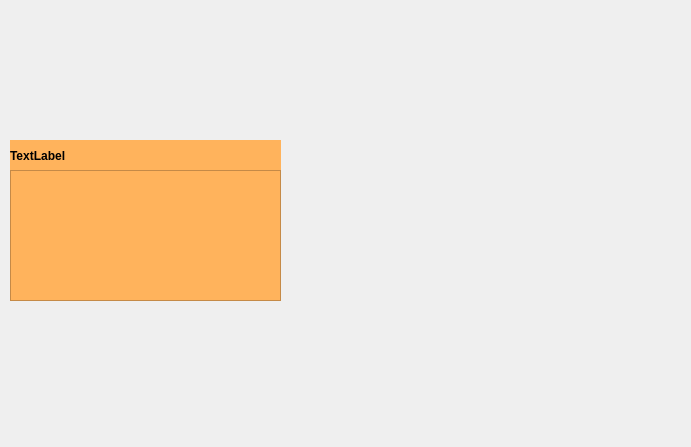
Old version of the form exercise_description.ui in the repository lebbinghaus1/Heavid.
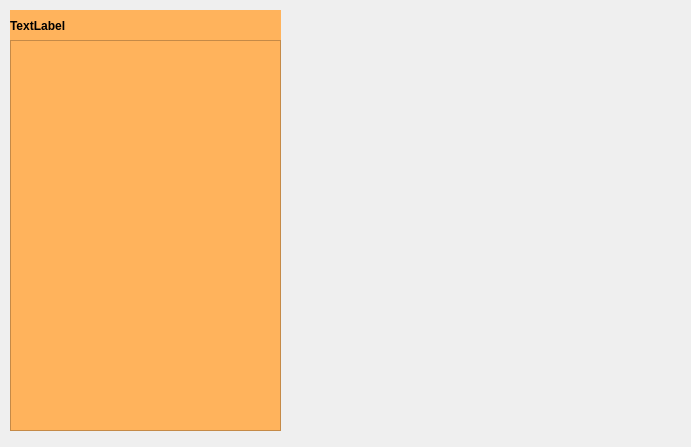
New version of the form.

The edit to the form file:
```diff
--- a/exercise_description.ui
+++ b/exercise_description.ui
@@ -17,9 +17,9 @@
    <property name="geometry">
     <rect>
      <x>10</x>
-     <y>170</y>
+     <y>40</y>
      <width>271</width>
-     <height>131</height>
+     <height>391</height>
     </rect>
    </property>
    <property name="styleSheet">
@@ -29,15 +29,15 @@
     <string>&lt;!DOCTYPE HTML PUBLIC &quot;-//W3C//DTD HTML 4.0//EN&quot; &quot;http://www.w3.org/TR/REC-html40/strict.dtd&quot;&gt;
 &lt;html&gt;&lt;head&gt;&lt;meta name=&quot;qrichtext&quot; content=&quot;1&quot; /&gt;&lt;style type=&quot;text/css&quot;&gt;
 p, li { white-space: pre-wrap; }
-&lt;/style&gt;&lt;/head&gt;&lt;body style=&quot; font-family:'.SF NS Text'; font-size:13pt; font-weight:400; font-style:normal;&quot;&gt;
-&lt;p style=&quot;-qt-paragraph-type:empty; margin-top:0px; margin-bottom:0px; margin-left:0px; margin-right:0px; -qt-block-indent:0; text-indent:0px;&quot;&gt;&lt;br /&gt;&lt;/p&gt;&lt;/body&gt;&lt;/html&gt;</string>
+&lt;/style&gt;&lt;/head&gt;&lt;body style=&quot; font-family:'Noto Sans'; font-size:10pt; font-weight:400; font-style:normal;&quot;&gt;
+&lt;p style=&quot;-qt-paragraph-type:empty; margin-top:0px; margin-bottom:0px; margin-left:0px; margin-right:0px; -qt-block-indent:0; text-indent:0px; font-family:'.SF NS Text'; font-size:13pt;&quot;&gt;&lt;br /&gt;&lt;/p&gt;&lt;/body&gt;&lt;/html&gt;</string>
    </property>
   </widget>
   <widget class="QLabel" name="textTitle">
    <property name="geometry">
     <rect>
      <x>10</x>
-     <y>140</y>
+     <y>10</y>
      <width>271</width>
      <height>31</height>
     </rect>
```
